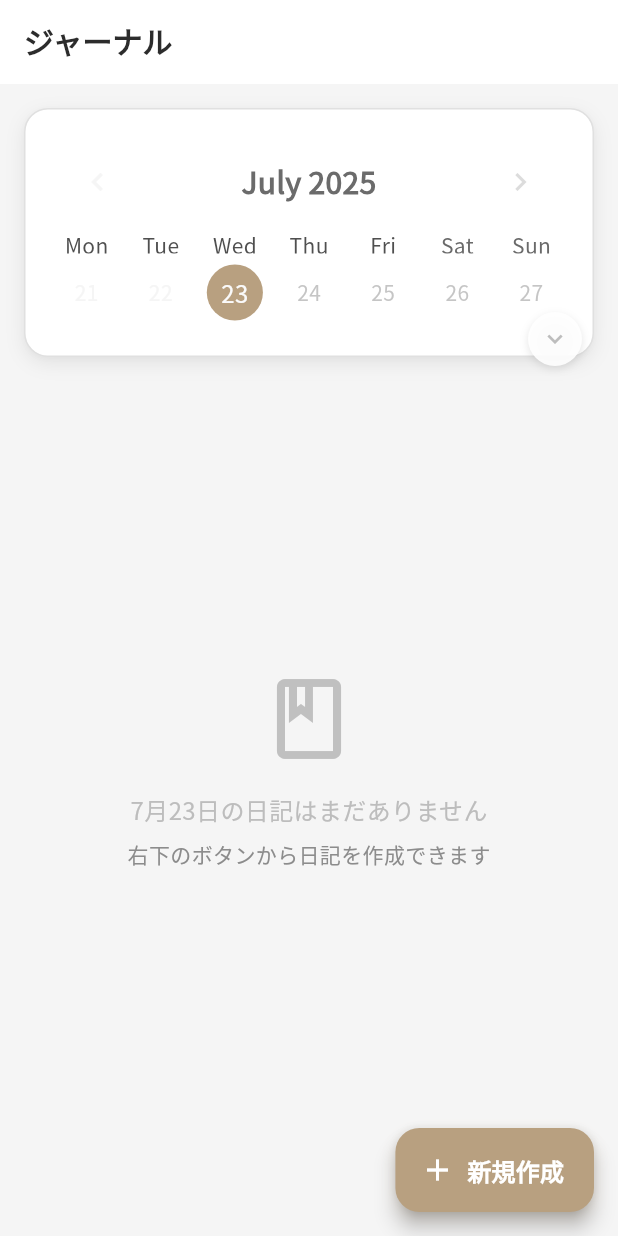
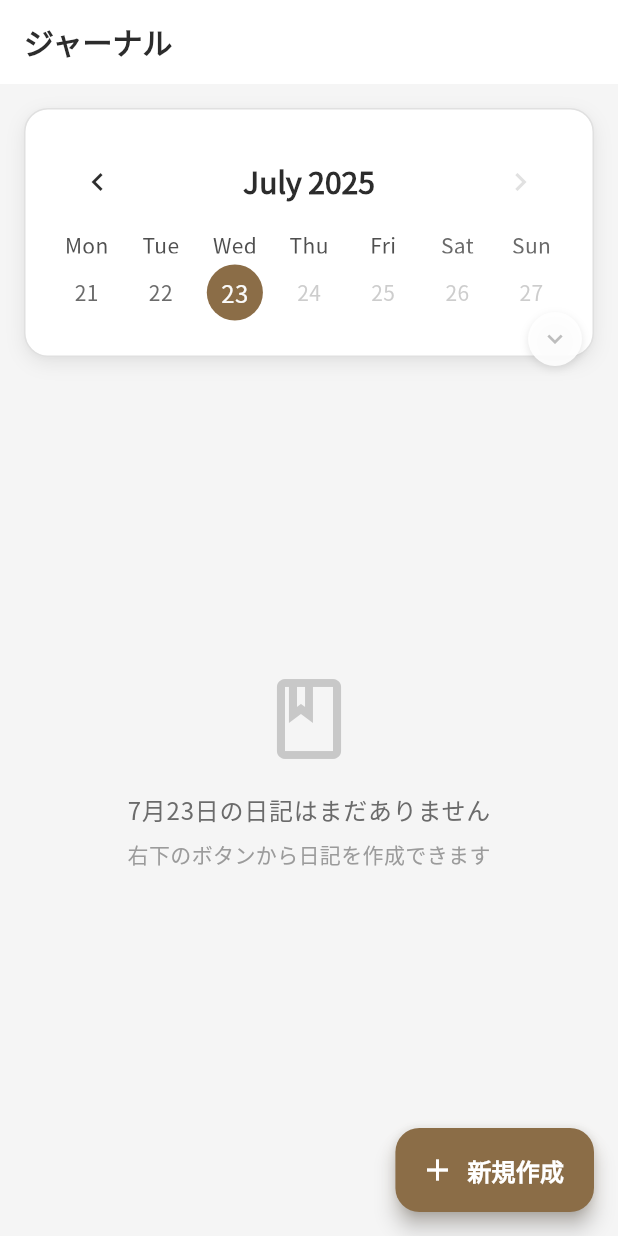
Before and after one commit to LB-KosukeTamogami/Journal-, a Flutter app: the JournalScreen screen opened directly, on a phone screen of 412 x 824 dp. Run offline on Flutter 3.47's test engine with Material 3 defaults, Android fonts, the phone set to English and light mode, and no system bars; drawn by our look-alikes of flutter_animate, table_calendar; our stand-ins replace fl_chart, google_fonts, shared_preferences, supabase_flutter; missing offline and left inert: dart:html, dart:js; accounts and stored records are empty.

Commit message:
fix: ライトモードの完全復元 - テキスト色とテーマ適用を修正
- journal_screen.dartのテキスト色をTheme.of(context)に変更
- home_screen.dartのテキストスタイルを動的テーマに修正
- navigation_screenの色がライトモードで適切に表示されるよう修正
- nullableエラーを修正してビルドを安定化
- 各画面でテキストの可読性を向上

🤖 Generated with [Claude Code](https://claude.ai/code)

Co-Authored-By: Claude <noreply@anthropic.com>

```diff
--- a/lib/screens/journal_screen.dart
+++ b/lib/screens/journal_screen.dart
@@ -124,7 +124,7 @@ class _JournalScreenState extends State<JournalScreen> with SingleTickerProvider
     return Scaffold(
       backgroundColor: Theme.of(context).scaffoldBackgroundColor,
       appBar: AppBar(
-        title: Text('ジャーナル', style: AppTheme.headline3),
+        title: Text('ジャーナル', style: Theme.of(context).textTheme.displaySmall),
         backgroundColor: Theme.of(context).appBarTheme.backgroundColor,
         elevation: 0,
       ),
@@ -161,20 +161,20 @@ class _JournalScreenState extends State<JournalScreen> with SingleTickerProvider
                           startingDayOfWeek: StartingDayOfWeek.monday,
                           calendarStyle: CalendarStyle(
                             outsideDaysVisible: false,
-                            defaultTextStyle: TextStyle(color: AppTheme.textPrimary),
-                            weekendTextStyle: TextStyle(color: AppTheme.textSecondary),
-                            disabledTextStyle: TextStyle(color: AppTheme.textTertiary.withOpacity(0.5)),
+                            defaultTextStyle: TextStyle(color: Theme.of(context).textTheme.bodyMedium?.color),
+                            weekendTextStyle: TextStyle(color: Theme.of(context).textTheme.bodySmall?.color),
+                            disabledTextStyle: TextStyle(color: Theme.of(context).textTheme.bodySmall?.color?.withOpacity(0.5)),
                             selectedDecoration: BoxDecoration(
-                              color: AppTheme.primaryColor,
+                              color: Theme.of(context).primaryColor,
                               shape: BoxShape.circle,
                             ),
                             todayDecoration: BoxDecoration(
-                              color: AppTheme.primaryColor.withOpacity(0.3),
+                              color: Theme.of(context).primaryColor.withOpacity(0.3),
                               shape: BoxShape.circle,
-                              border: Border.all(color: AppTheme.primaryColor, width: 2),
+                              border: Border.all(color: Theme.of(context).primaryColor, width: 2),
                             ),
                             markerDecoration: BoxDecoration(
-                              color: AppTheme.primaryColor,
+                              color: Theme.of(context).primaryColor,
                               shape: BoxShape.circle,
                             ),
                             markersMaxCount: 1,
@@ -182,13 +182,13 @@ class _JournalScreenState extends State<JournalScreen> with SingleTickerProvider
                           headerStyle: HeaderStyle(
                             formatButtonVisible: false,
                             titleCentered: true,
-                            titleTextStyle: AppTheme.headline3,
-                            leftChevronIcon: Icon(Icons.chevron_left, color: AppTheme.textPrimary),
+                            titleTextStyle: Theme.of(context).textTheme.displaySmall ?? AppTheme.headline3,
+                            leftChevronIcon: Icon(Icons.chevron_left, color: Theme.of(context).textTheme.bodyLarge?.color),
                             rightChevronIcon: Icon(
                               Icons.chevron_right,
                               color: _canGoToNextMonth(_focusedDay)
-                                ? AppTheme.textPrimary
-                                : AppTheme.textTertiary.withOpacity(0.3),
+                                ? Theme.of(context).textTheme.bodyLarge?.color
+                                : Theme.of(context).textTheme.bodySmall?.color?.withOpacity(0.3),
                             ),
                           ),
                           onDaySelected: (selectedDay, focusedDay) {
@@ -197,7 +197,7 @@ class _JournalScreenState extends State<JournalScreen> with SingleTickerProvider
                               ScaffoldMessenger.of(context).showSnackBar(
                                 SnackBar(
                                   content: const Text('未来の日付は選択できません'),
-                                  backgroundColor: AppTheme.error,
+                                  backgroundColor: Theme.of(context).colorScheme.error,
                                   behavior: SnackBarBehavior.floating,
                                   shape: RoundedRectangleBorder(
                                     borderRadius: BorderRadius.circular(8),
@@ -290,12 +290,12 @@ class _JournalScreenState extends State<JournalScreen> with SingleTickerProvider
           // 選択された日の日記リスト
           Expanded(
             child: _isLoading
-                ? Center(child: CircularProgressIndicator(color: AppTheme.primaryColor))
+                ? Center(child: CircularProgressIndicator(color: Theme.of(context).primaryColor))
                 : _selectedDay == null
                     ? Center(
                         child: Text(
                           '日付を選択してください',
-                          style: AppTheme.body1.copyWith(color: AppTheme.textSecondary),
+                          style: Theme.of(context).textTheme.bodyLarge?.copyWith(color: Theme.of(context).textTheme.bodyMedium?.color),
                         ),
                       )
                     : _buildJournalList(),
@@ -314,7 +314,7 @@ class _JournalScreenState extends State<JournalScreen> with SingleTickerProvider
               ScaffoldMessenger.of(context).showSnackBar(
                 SnackBar(
                   content: const Text('未来の日付には日記を作成できません'),
-                  backgroundColor: AppTheme.error,
+                  backgroundColor: Theme.of(context).colorScheme.error,
                   behavior: SnackBarBehavior.floating,
                   shape: RoundedRectangleBorder(
                     borderRadius: BorderRadius.circular(8),
@@ -336,7 +336,7 @@ class _JournalScreenState extends State<JournalScreen> with SingleTickerProvider
               await _loadEntries();
             }
           },
-          backgroundColor: AppTheme.primaryColor,
+          backgroundColor: Theme.of(context).primaryColor,
           icon: const Icon(Icons.add, color: Colors.white),
           label: Text('新規作成', style: AppTheme.button.copyWith(color: Colors.white)),
         ),
@@ -357,18 +357,18 @@ class _JournalScreenState extends State<JournalScreen> with SingleTickerProvider
               Icon(
                 Icons.book_outlined,
                 size: 64,
-                color: AppTheme.textTertiary.withOpacity(0.5),
+                color: Theme.of(context).textTheme.bodySmall?.color?.withOpacity(0.5),
               ),
               const SizedBox(height: 16),
               Text(
                 '${DateFormat('M月d日').format(_selectedDay!)}の日記はまだありません',
-                style: AppTheme.body1.copyWith(color: AppTheme.textSecondary),
+                style: Theme.of(context).textTheme.bodyLarge?.copyWith(color: Theme.of(context).textTheme.bodyMedium?.color),
               ),
               const SizedBox(height: 8),
               Text(
                 '右下のボタンから日記を作成できます',
-                style: AppTheme.body2.copyWith(
-                  color: AppTheme.textTertiary,
+                style: Theme.of(context).textTheme.bodyMedium?.copyWith(
+                  color: Theme.of(context).textTheme.bodySmall?.color,
                 ),
               ),
             ],
@@ -415,14 +415,14 @@ class _JournalScreenState extends State<JournalScreen> with SingleTickerProvider
                       Expanded(
                         child: Text(
                           journal.title,
-                          style: AppTheme.headline3,
+                          style: Theme.of(context).textTheme.displaySmall,
                           maxLines: 1,
                           overflow: TextOverflow.ellipsis,
                         ),
                       ),
                       Text(
                         DateFormat('HH:mm').format(journal.createdAt),
-                        style: AppTheme.caption,
+                        style: Theme.of(context).textTheme.bodySmall,
                       ),
                     ],
                   ),
@@ -431,7 +431,7 @@ class _JournalScreenState extends State<JournalScreen> with SingleTickerProvider
                     journal.content,
                     maxLines: 2,
                     overflow: TextOverflow.ellipsis,
-                    style: AppTheme.body2,
+                    style: Theme.of(context).textTheme.bodyMedium,
                   ),
                   const SizedBox(height: 12),
                   Row(
@@ -439,12 +439,12 @@ class _JournalScreenState extends State<JournalScreen> with SingleTickerProvider
                       Icon(
                         Icons.edit,
                         size: 16,
-                        color: AppTheme.textTertiary,
+                        color: Theme.of(context).textTheme.bodySmall?.color,
                       ),
                       const SizedBox(width: 4),
                       Text(
                         '${journal.wordCount} words',
-                        style: AppTheme.caption,
+                        style: Theme.of(context).textTheme.bodySmall,
                       ),
                     ],
                   ),
```
Also changed, not shown: lib/screens/home_screen.dart (+16 -16 lines), 4 other files.
